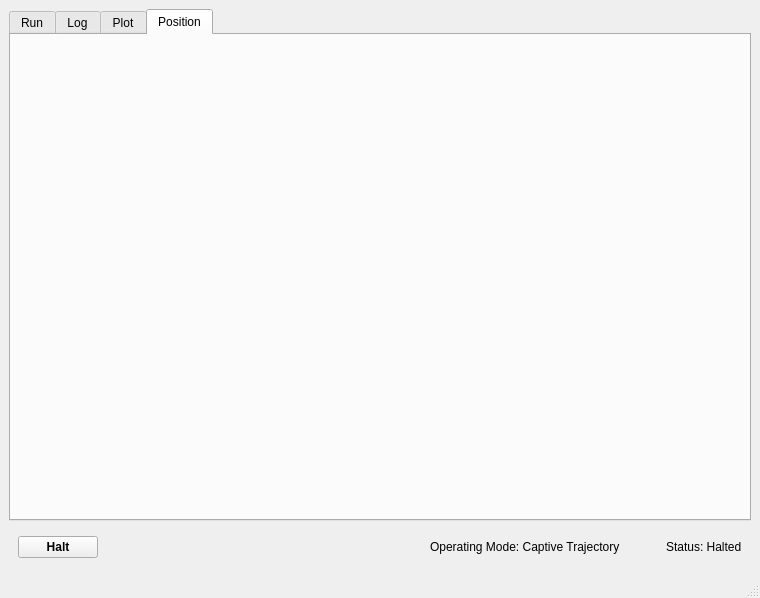
Qt form software/gui/nodes/sled_control.ui (iorodeo/water_channel_ros) before a commit.
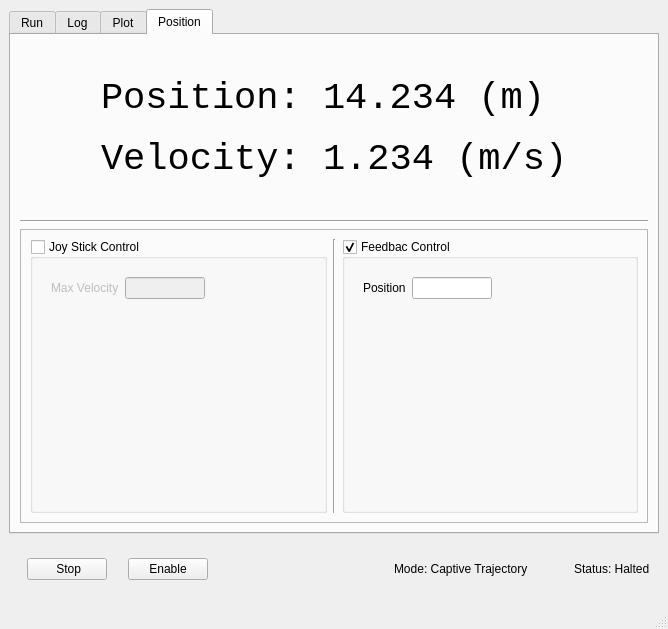
The same form after that commit.

Commit message: Worked on sled control GUI.

Patch:
```diff
--- a/software/gui/nodes/sled_control.ui
+++ b/software/gui/nodes/sled_control.ui
@@ -6,15 +6,15 @@
    <rect>
     <x>0</x>
     <y>0</y>
-    <width>760</width>
-    <height>598</height>
+    <width>668</width>
+    <height>629</height>
    </rect>
   </property>
   <property name="windowTitle">
    <string>Water Channel - Sled Control</string>
   </property>
   <widget class="QWidget" name="centralwidget">
-   <layout class="QVBoxLayout" name="verticalLayout">
+   <layout class="QVBoxLayout" name="verticalLayout_4">
     <item>
      <widget class="QTabWidget" name="mainTabWidget">
       <property name="currentIndex">
@@ -39,6 +39,316 @@
        <attribute name="title">
         <string>Position</string>
        </attribute>
+       <layout class="QVBoxLayout" name="verticalLayout_10">
+        <item>
+         <spacer name="verticalSpacer">
+          <property name="orientation">
+           <enum>Qt::Vertical</enum>
+          </property>
+          <property name="sizeType">
+           <enum>QSizePolicy::Fixed</enum>
+          </property>
+          <property name="sizeHint" stdset="0">
+           <size>
+            <width>20</width>
+            <height>15</height>
+           </size>
+          </property>
+         </spacer>
+        </item>
+        <item>
+         <widget class="QWidget" name="widget_2" native="true">
+          <property name="sizePolicy">
+           <sizepolicy hsizetype="Preferred" vsizetype="Fixed">
+            <horstretch>0</horstretch>
+            <verstretch>0</verstretch>
+           </sizepolicy>
+          </property>
+          <layout class="QHBoxLayout" name="horizontalLayout_2">
+           <item>
+            <spacer name="horizontalSpacer_4">
+             <property name="orientation">
+              <enum>Qt::Horizontal</enum>
+             </property>
+             <property name="sizeHint" stdset="0">
+              <size>
+               <width>40</width>
+               <height>20</height>
+              </size>
+             </property>
+            </spacer>
+           </item>
+           <item>
+            <widget class="QWidget" name="widget_11" native="true">
+             <property name="sizePolicy">
+              <sizepolicy hsizetype="Fixed" vsizetype="Fixed">
+               <horstretch>0</horstretch>
+               <verstretch>0</verstretch>
+              </sizepolicy>
+             </property>
+             <layout class="QVBoxLayout" name="verticalLayout">
+              <item>
+               <widget class="QLabel" name="positionLabel">
+                <property name="sizePolicy">
+                 <sizepolicy hsizetype="Fixed" vsizetype="Fixed">
+                  <horstretch>0</horstretch>
+                  <verstretch>0</verstretch>
+                 </sizepolicy>
+                </property>
+                <property name="font">
+                 <font>
+                  <family>Monospace</family>
+                  <pointsize>28</pointsize>
+                 </font>
+                </property>
+                <property name="text">
+                 <string>Position: 14.234 (m)</string>
+                </property>
+               </widget>
+              </item>
+              <item>
+               <spacer name="verticalSpacer_2">
+                <property name="orientation">
+                 <enum>Qt::Vertical</enum>
+                </property>
+                <property name="sizeType">
+                 <enum>QSizePolicy::Fixed</enum>
+                </property>
+                <property name="sizeHint" stdset="0">
+                 <size>
+                  <width>20</width>
+                  <height>12</height>
+                 </size>
+                </property>
+               </spacer>
+              </item>
+              <item>
+               <widget class="QLabel" name="velocityLabel">
+                <property name="sizePolicy">
+                 <sizepolicy hsizetype="Fixed" vsizetype="Fixed">
+                  <horstretch>0</horstretch>
+                  <verstretch>0</verstretch>
+                 </sizepolicy>
+                </property>
+                <property name="font">
+                 <font>
+                  <family>Monospace</family>
+                  <pointsize>28</pointsize>
+                 </font>
+                </property>
+                <property name="text">
+                 <string>Velocity: 1.234 (m/s)</string>
+                </property>
+               </widget>
+              </item>
+             </layout>
+            </widget>
+           </item>
+           <item>
+            <spacer name="horizontalSpacer_3">
+             <property name="orientation">
+              <enum>Qt::Horizontal</enum>
+             </property>
+             <property name="sizeHint" stdset="0">
+              <size>
+               <width>56</width>
+               <height>20</height>
+              </size>
+             </property>
+            </spacer>
+           </item>
+          </layout>
+         </widget>
+        </item>
+        <item>
+         <spacer name="verticalSpacer_3">
+          <property name="orientation">
+           <enum>Qt::Vertical</enum>
+          </property>
+          <property name="sizeType">
+           <enum>QSizePolicy::Fixed</enum>
+          </property>
+          <property name="sizeHint" stdset="0">
+           <size>
+            <width>20</width>
+            <height>15</height>
+           </size>
+          </property>
+         </spacer>
+        </item>
+        <item>
+         <widget class="Line" name="line">
+          <property name="orientation">
+           <enum>Qt::Horizontal</enum>
+          </property>
+         </widget>
+        </item>
+        <item>
+         <widget class="QFrame" name="frame">
+          <property name="frameShape">
+           <enum>QFrame::StyledPanel</enum>
+          </property>
+          <property name="frameShadow">
+           <enum>QFrame::Raised</enum>
+          </property>
+          <layout class="QHBoxLayout" name="horizontalLayout_7">
+           <item>
+            <widget class="QGroupBox" name="groupBox">
+             <property name="autoFillBackground">
+              <bool>false</bool>
+             </property>
+             <property name="title">
+              <string>Joy Stick Control</string>
+             </property>
+             <property name="checkable">
+              <bool>true</bool>
+             </property>
+             <property name="checked">
+              <bool>false</bool>
+             </property>
+             <layout class="QVBoxLayout" name="verticalLayout_2">
+              <item>
+               <widget class="QWidget" name="widget_12" native="true">
+                <property name="sizePolicy">
+                 <sizepolicy hsizetype="Preferred" vsizetype="Fixed">
+                  <horstretch>0</horstretch>
+                  <verstretch>0</verstretch>
+                 </sizepolicy>
+                </property>
+                <layout class="QHBoxLayout" name="horizontalLayout_6">
+                 <item>
+                  <widget class="QLabel" name="label">
+                   <property name="text">
+                    <string>Max Velocity</string>
+                   </property>
+                  </widget>
+                 </item>
+                 <item>
+                  <widget class="QLineEdit" name="lineEdit">
+                   <property name="sizePolicy">
+                    <sizepolicy hsizetype="Fixed" vsizetype="Fixed">
+                     <horstretch>0</horstretch>
+                     <verstretch>0</verstretch>
+                    </sizepolicy>
+                   </property>
+                   <property name="maximumSize">
+                    <size>
+                     <width>80</width>
+                     <height>16777215</height>
+                    </size>
+                   </property>
+                  </widget>
+                 </item>
+                 <item>
+                  <spacer name="horizontalSpacer_13">
+                   <property name="orientation">
+                    <enum>Qt::Horizontal</enum>
+                   </property>
+                   <property name="sizeHint" stdset="0">
+                    <size>
+                     <width>40</width>
+                     <height>20</height>
+                    </size>
+                   </property>
+                  </spacer>
+                 </item>
+                </layout>
+               </widget>
+              </item>
+              <item>
+               <spacer name="verticalSpacer_4">
+                <property name="orientation">
+                 <enum>Qt::Vertical</enum>
+                </property>
+                <property name="sizeHint" stdset="0">
+                 <size>
+                  <width>20</width>
+                  <height>40</height>
+                 </size>
+                </property>
+               </spacer>
+              </item>
+             </layout>
+            </widget>
+           </item>
+           <item>
+            <widget class="Line" name="line_2">
+             <property name="orientation">
+              <enum>Qt::Vertical</enum>
+             </property>
+            </widget>
+           </item>
+           <item>
+            <widget class="QGroupBox" name="groupBox_2">
+             <property name="title">
+              <string>Feedbac Control</string>
+             </property>
+             <property name="checkable">
+              <bool>true</bool>
+             </property>
+             <layout class="QVBoxLayout" name="verticalLayout_11">
+              <item>
+               <widget class="QWidget" name="widget_3" native="true">
+                <layout class="QHBoxLayout" name="horizontalLayout_8">
+                 <item>
+                  <widget class="QLabel" name="label_2">
+                   <property name="text">
+                    <string>Position</string>
+                   </property>
+                  </widget>
+                 </item>
+                 <item>
+                  <widget class="QLineEdit" name="lineEdit_2">
+                   <property name="sizePolicy">
+                    <sizepolicy hsizetype="Fixed" vsizetype="Fixed">
+                     <horstretch>0</horstretch>
+                     <verstretch>0</verstretch>
+                    </sizepolicy>
+                   </property>
+                   <property name="maximumSize">
+                    <size>
+                     <width>80</width>
+                     <height>16777215</height>
+                    </size>
+                   </property>
+                  </widget>
+                 </item>
+                 <item>
+                  <spacer name="horizontalSpacer_5">
+                   <property name="orientation">
+                    <enum>Qt::Horizontal</enum>
+                   </property>
+                   <property name="sizeHint" stdset="0">
+                    <size>
+                     <width>40</width>
+                     <height>20</height>
+                    </size>
+                   </property>
+                  </spacer>
+                 </item>
+                </layout>
+               </widget>
+              </item>
+              <item>
+               <spacer name="verticalSpacer_5">
+                <property name="orientation">
+                 <enum>Qt::Vertical</enum>
+                </property>
+                <property name="sizeHint" stdset="0">
+                 <size>
+                  <width>20</width>
+                  <height>129</height>
+                 </size>
+                </property>
+               </spacer>
+              </item>
+             </layout>
+            </widget>
+           </item>
+          </layout>
+         </widget>
+        </item>
+       </layout>
       </widget>
      </widget>
     </item>
@@ -52,22 +362,45 @@
       </property>
       <layout class="QHBoxLayout" name="horizontalLayout">
        <item>
-        <widget class="QPushButton" name="haltPushButton">
+        <widget class="QWidget" name="widget_6" native="true">
          <property name="sizePolicy">
-          <sizepolicy hsizetype="Fixed" vsizetype="Fixed">
+          <sizepolicy hsizetype="Preferred" vsizetype="Fixed">
            <horstretch>0</horstretch>
            <verstretch>0</verstretch>
           </sizepolicy>
          </property>
-         <property name="font">
-          <font>
-           <weight>75</weight>
-           <bold>true</bold>
-          </font>
-         </property>
-         <property name="text">
-          <string>Halt</string>
-         </property>
+         <layout class="QHBoxLayout" name="horizontalLayout_5">
+          <item>
+           <widget class="QPushButton" name="stopPushButton">
+            <property name="text">
+             <string>  Stop </string>
+            </property>
+           </widget>
+          </item>
+          <item>
+           <spacer name="horizontalSpacer_12">
+            <property name="orientation">
+             <enum>Qt::Horizontal</enum>
+            </property>
+            <property name="sizeType">
+             <enum>QSizePolicy::Fixed</enum>
+            </property>
+            <property name="sizeHint" stdset="0">
+             <size>
+              <width>15</width>
+              <height>20</height>
+             </size>
+            </property>
+           </spacer>
+          </item>
+          <item>
+           <widget class="QPushButton" name="enablePushButton">
+            <property name="text">
+             <string>Enable</string>
+            </property>
+           </widget>
+          </item>
+         </layout>
         </widget>
        </item>
        <item>
@@ -86,7 +419,7 @@
        <item>
         <widget class="QLabel" name="operatingModeLabel">
          <property name="text">
-          <string>Operating Mode: Captive Trajectory</string>
+          <string>Mode: Captive Trajectory</string>
          </property>
         </widget>
        </item>
@@ -107,7 +440,7 @@
         </spacer>
        </item>
        <item>
-        <widget class="QLabel" name="label">
+        <widget class="QLabel" name="statusLabel">
          <property name="text">
           <string>Status: Halted</string>
          </property>
```
Left out of the diff: 277 changed lines with no effect on the pictures. The commit also changes 3 other files.
